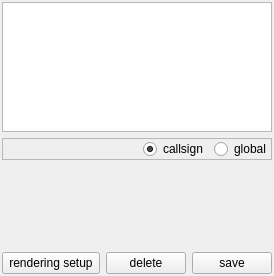
The window that src/blackgui/components/interpolationsetupcomponent.ui (swift-project/pilotclient) describes before a commit, drawn with Qt 5.
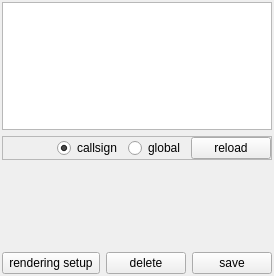
The same window after the commit. Custom widgets are drawn as their Qt base class.

Commit message: Ref T259, Ref T243 setup component adjusted to support "change signal"

```diff
--- a/src/blackgui/components/interpolationsetupcomponent.ui
+++ b/src/blackgui/components/interpolationsetupcomponent.ui
@@ -90,6 +90,13 @@
         </property>
        </widget>
       </item>
+      <item>
+       <widget class="QPushButton" name="pb_Reload">
+        <property name="text">
+         <string>reload</string>
+        </property>
+       </widget>
+      </item>
      </layout>
     </widget>
    </item>
```
The commit also changes 2 other files.
